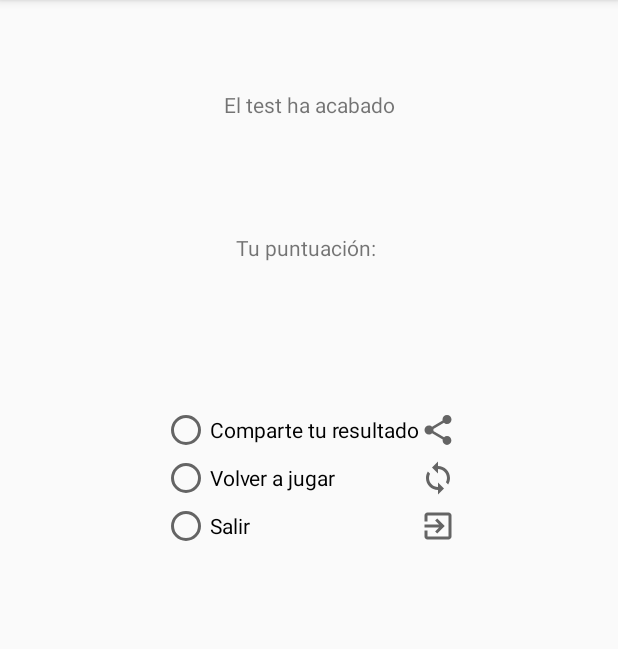
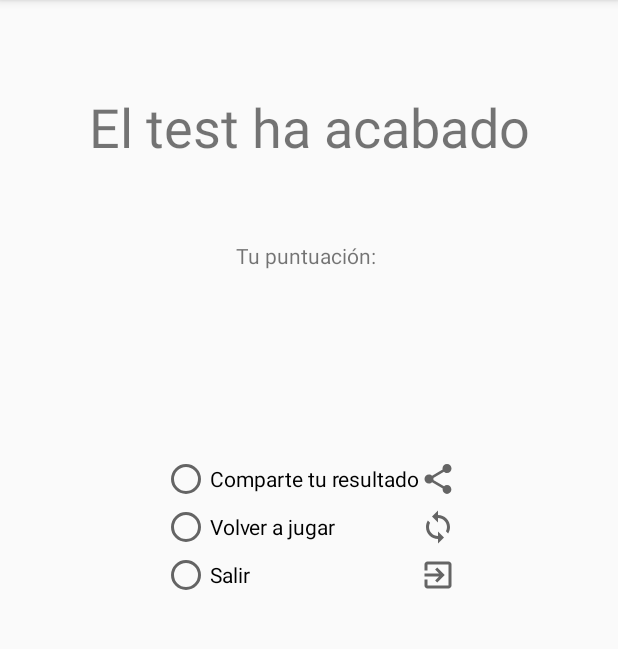
Before and after one commit to AlbertoSierraLopez/Laboratorio_Dispositivos_Moviles, an Android app: the ResultadosActivity screen opened directly, with no data from a screen before it, on a phone screen of 412 x 824 dp, the part 84-733 px from its top. Run offline under Robolectric (Android 15) with nearby library versions, the phone set to English and light mode, and no system bars.

Commit message:
Layout segunda activity final del juego

```diff
--- a/app/src/main/res/layout/activity_resultados.xml
+++ b/app/src/main/res/layout/activity_resultados.xml
@@ -12,6 +12,7 @@
         android:layout_height="wrap_content"
         android:layout_marginTop="60dp"
         android:text="@string/stringFinal"
+        android:textSize="36sp"
         app:layout_constraintEnd_toEndOf="parent"
         app:layout_constraintStart_toStartOf="parent"
         app:layout_constraintTop_toTopOf="parent" />
@@ -20,7 +21,7 @@
         android:id="@+id/txtPuntuacion"
         android:layout_width="wrap_content"
         android:layout_height="wrap_content"
-        android:layout_marginTop="76dp"
+        android:layout_marginTop="52dp"
         android:text="Tu puntuación: "
         app:layout_constraintEnd_toEndOf="parent"
         app:layout_constraintStart_toStartOf="parent"
@@ -38,7 +39,7 @@
         android:id="@+id/radioGroupResultados"
         android:layout_width="wrap_content"
         android:layout_height="wrap_content"
-        android:layout_marginTop="84dp"
+        android:layout_marginTop="144dp"
         android:layout_marginBottom="390dp"
         app:layout_constraintBottom_toBottomOf="parent"
         app:layout_constraintEnd_toEndOf="parent"
```
